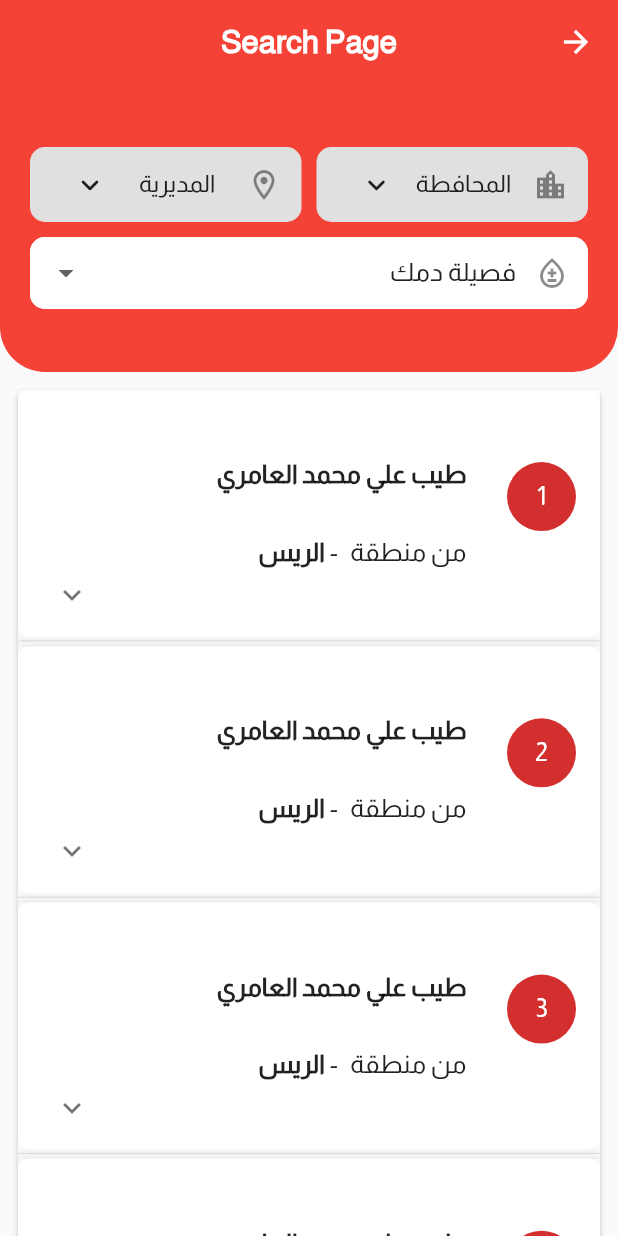
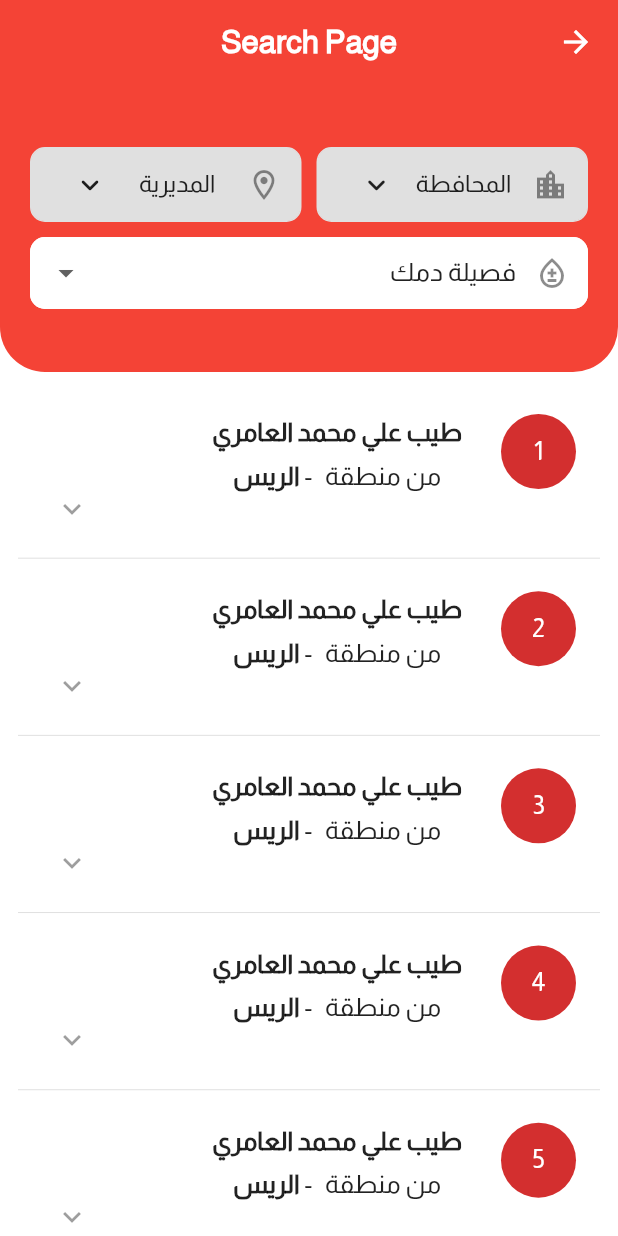
Before and after one commit to m-alhoomaidi/Blood-Bank, a Flutter app: the SearchPage screen opened by its route, on a phone screen of 412 x 824 dp. Run offline on Flutter 3.47's test engine with Material 2 defaults, Android fonts, the phone set to English and light mode, and no system bars; our stand-ins replace carousel_slider, email_validator, fl_chart, flutter_svg, modal_progress_hud_nsn.

Commit message:
editing donator card

```diff
--- a/blood_bank_app/lib/pages/search_page.dart
+++ b/blood_bank_app/lib/pages/search_page.dart
@@ -1,3 +1,4 @@
+import 'package:blood_bank_app/style.dart';
 import 'package:blood_bank_app/widgets/search/search_options.dart';
 import 'package:blood_bank_app/widgets/search/search_result.dart';
 import 'package:flutter/material.dart';
@@ -14,6 +15,7 @@
         centerTitle: true,
         elevation: 0,
       ),
+      backgroundColor: eBackGroundColor,
       body: Column(
         children: <Widget>[
           Expanded(
--- a/blood_bank_app/lib/style.dart
+++ b/blood_bank_app/lib/style.dart
@@ -3,6 +3,7 @@
 const Color eAppBarBgColor = Colors.redAccent;
 const Color ePrimColor = Colors.red;
 const Color eSecondColor = Color.fromARGB(255, 0, 200, 150);
+const Color eBackGroundColor = Color.fromARGB(240, 255, 255, 255);
 const Color eBgColor = Colors.white70;
 const Color eTextColor = Colors.black87;
 const Color eSearchTextFieldFill = Colors.white;
--- a/blood_bank_app/lib/widgets/search/doner_card.dart
+++ b/blood_bank_app/lib/widgets/search/doner_card.dart
@@ -1,8 +1,9 @@
-import 'package:blood_bank_app/widgets/search/doner_card_details.dart';
-import 'package:blood_bank_app/widgets/search/my_expansion_panel.dart';
+import 'package:blood_bank_app/style.dart';
+
+import '../../widgets/search/doner_card_details.dart';
+import '../../widgets/search/my_expansion_panel.dart';
+import '../../models/doner_data.dart';
 import 'package:flutter/material.dart';
-
-import '../../models/doner_data.dart';
 import 'doner_card_body.dart';
 
 class DonerCard extends StatefulWidget {
@@ -19,25 +20,30 @@
   Widget build(BuildContext context) {
     return SafeArea(
       child: SingleChildScrollView(
-        child: Padding(
+        child: Container(
+          // decoration: const BoxDecoration(
+          //   borderRadius: BorderRadius.all(
+          //     Radius.circular(30),
+          //   ),
+          // ),
           padding: const EdgeInsets.all(12),
           child: MyExpansionPanelList.radio(
             expansionCallback: (int index, bool isExpanded) {
               setState(() => _donerDatas[index].isExpanded = !isExpanded);
             },
             expandedHeaderPadding: EdgeInsets.zero,
-            dividerColor: Color.fromARGB(148, 237, 236, 236),
+            elevation: 0,
+            dividerColor: Colors.white,
             children:
                 _donerDatas.map<ExpansionPanel>((DonerCardData donerData) {
               return ExpansionPanelRadio(
-                // isExpanded: product.isExpanded,
                 value: donerData.id,
-                backgroundColor: Color.fromARGB(216, 255, 255, 255),
-                canTapOnHeader: false,
+                backgroundColor: const Color.fromARGB(255, 255, 255, 255),
+                canTapOnHeader: true,
                 headerBuilder: (BuildContext context, bool isExpanded) {
                   return ListTile(
                     leading: CircleAvatar(
-                      radius: 23,
+                      radius: 25,
                       child: Text(donerData.id.toString()),
                     ),
                     title: DonerCardDetails(
--- a/blood_bank_app/lib/widgets/search/doner_card_body.dart
+++ b/blood_bank_app/lib/widgets/search/doner_card_body.dart
@@ -10,9 +10,7 @@
     return Column(
       crossAxisAlignment: CrossAxisAlignment.center,
       children: [
-        SizedBox(
-          height: 15,
-        ),
+        SizedBox(height: 15),
         Row(
           mainAxisAlignment: MainAxisAlignment.center,
           children: [
@@ -26,7 +24,7 @@
             Icon(
               Icons.message,
               size: 30,
-            )
+            ),
           ],
         )
       ],
--- a/blood_bank_app/lib/widgets/search/doner_card_details.dart
+++ b/blood_bank_app/lib/widgets/search/doner_card_details.dart
@@ -15,45 +15,12 @@
 
   @override
   Widget build(BuildContext context) {
-    return Stack(
-      // alignment: Alignment.center,
-      children: [
-        const SizedBox(
-          height: 10,
-        ),
-        Container(
-          height: MediaQuery.of(context).size.height * 0.11,
-          padding: const EdgeInsets.all(10),
-          margin: const EdgeInsets.all(1.0),
-          // decoration: const BoxDecoration(
-          //   color: Colors.redAccent,
-          //   borderRadius: BorderRadius.only(
-          //     bottomLeft: Radius.circular(20),
-          //     bottomRight: Radius.circular(20),
-          //   ),
-          // ),
+    return Container(
+      padding: const EdgeInsets.symmetric(horizontal: 10, vertical: 15),
       child: Row(
         children: [
-              // SizedBox(
-              //   height: MediaQuery.of(context).size.height * 0.3,
-              //   width: MediaQuery.of(context).size.width * 0.3,
-              //   child: Center(
-              //     child: CircleAvatar(
-              //         backgroundColor: Colors.red,
-              //         radius: 40,
-              //         child: Text(bloodTayep)),
-              //   ),
-              // ),
-              // const SizedBox(
-              //   width: 5,
-              // ),
-              SizedBox(
-                width: MediaQuery.of(context).size.width * 0.5,
-                child: Column(
+          Column(
             children: [
-                    // const SizedBox(
-                    //   height: 5,
-                    // ),
               Align(
                 alignment: Alignment.centerRight,
                 child: Wrap(
@@ -65,11 +32,7 @@
                   ],
                 ),
               ),
-                    // const SizedBox(
-                    //   height: 10,
-                    // ),
-                    const Spacer(),
-
+              const SizedBox(height: 10),
               Align(
                 alignment: Alignment.centerRight,
                 child: Wrap(
@@ -82,67 +45,37 @@
                     ),
                     const Text(" - "),
                     Text(donerCity,
-                              style:
-                                  const TextStyle(fontWeight: FontWeight.bold)),
+                        style: const TextStyle(fontWeight: FontWeight.bold)),
                   ],
                 ),
               ),
-                    // const Spacer(),
-                    // Align(
-                    //   alignment: Alignment.topRight,
-                    //   child: Row(
-                    //     mainAxisAlignment: MainAxisAlignment.start,
-                    //     children: [
-                    //       const Icon(
-                    //         Icons.phone,
-                    //         size: 30,
-                    //       ),
-                    //       SizedBox(
-                    //         width: MediaQuery.of(context).size.width * 0.2,
-                    //       ),
-                    //       const Icon(
-                    //         Icons.message,
-                    //         size: 30,
-                    //       )
-                    //     ],
-                    //   ),
-                    // )
             ],
-                ),
           )
         ],
       ),
-        ),
-        // AnimatedPadding(
-        //   padding: EdgeInsets.only(top: 150, bottom: 0.0),
-        //   duration: Duration(milliseconds: 1000),
-        //   curve: Curves.fastLinearToSlowEaseIn,
-        //   child: cardItem(onTap: () {}),
-        // ),
-      ],
     );
   }
 }
 
-class cardItem extends StatelessWidget {
-  final onTap;
-  const cardItem({super.key, this.onTap});
+// class cardItem extends StatelessWidget {
+//   final onTap;
+//   const cardItem({super.key, this.onTap});
 
-  @override
-  Widget build(BuildContext context) {
-    return GestureDetector(
-      child: Container(
-        margin: EdgeInsets.symmetric(horizontal: 25),
-        height: 220,
-        width: MediaQuery.of(context).size.width,
-        decoration: BoxDecoration(
-            boxShadow: [
-              BoxShadow(
-                  color: Color(0xffFF6594).withOpacity(0.2), blurRadius: 25),
-            ],
-            color: Colors.white.withOpacity(1.0),
-            borderRadius: BorderRadius.all(Radius.circular(30))),
-      ),
-    );
-  }
-}
+//   @override
+//   Widget build(BuildContext context) {
+//     return GestureDetector(
+//       child: Container(
+//         margin: EdgeInsets.symmetric(horizontal: 25),
+//         height: 220,
+//         width: MediaQuery.of(context).size.width,
+//         decoration: BoxDecoration(
+//             boxShadow: [
+//               BoxShadow(
+//                   color: Color(0xffFF6594).withOpacity(0.2), blurRadius: 25),
+//             ],
+//             color: Colors.white.withOpacity(1.0),
+//             borderRadius: BorderRadius.all(Radius.circular(30))),
+//       ),
+//     );
+//   }
+// }
--- a/blood_bank_app/lib/widgets/search/my_expansion_panel.dart
+++ b/blood_bank_app/lib/widgets/search/my_expansion_panel.dart
@@ -254,13 +254,13 @@
         decoration: const BoxDecoration(
           color: Color.fromARGB(255, 255, 255, 255),
           borderRadius: BorderRadius.only(
-            bottomLeft: Radius.circular(8),
-            bottomRight: Radius.circular(8),
-            topLeft: Radius.circular(8),
-            topRight: Radius.circular(8),
+            bottomLeft: Radius.circular(15),
+            bottomRight: Radius.circular(15),
+            topLeft: Radius.circular(15),
+            topRight: Radius.circular(15),
           ),
         ),
-        height: MediaQuery.of(context).size.height * 0.2,
+        height: MediaQuery.of(context).size.height * 0.13,
         child: Row(
           children: <Widget>[
             Expanded(
@@ -313,7 +313,7 @@
                     : CrossFadeState.showFirst,
                 duration: widget.animationDuration,
               ),
-              Divider(height: 5),
+              const Divider(height: 10),
             ],
           ),
         ),
--- a/blood_bank_app/lib/widgets/search/search_result.dart
+++ b/blood_bank_app/lib/widgets/search/search_result.dart
@@ -8,6 +8,8 @@
 
   @override
   Widget build(BuildContext context) {
-    return const SizedBox(child: DonerCard());
+    return const SizedBox(
+      child: DonerCard(),
+    );
   }
 }
```
Lines whose indentation alone changed are shown as unchanged.
